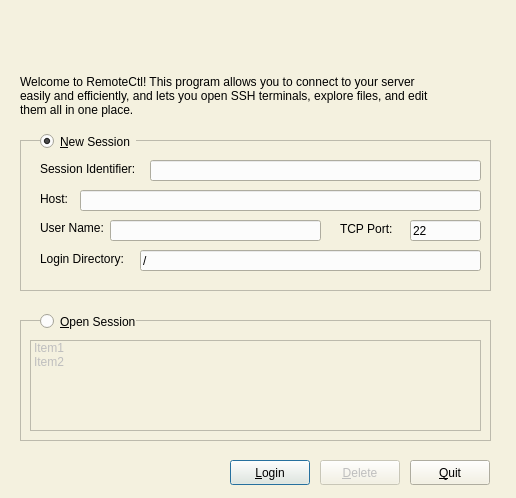
Above: src/loginwindow.ui from iocoder/remotectl before the change. Below: the same form after it.
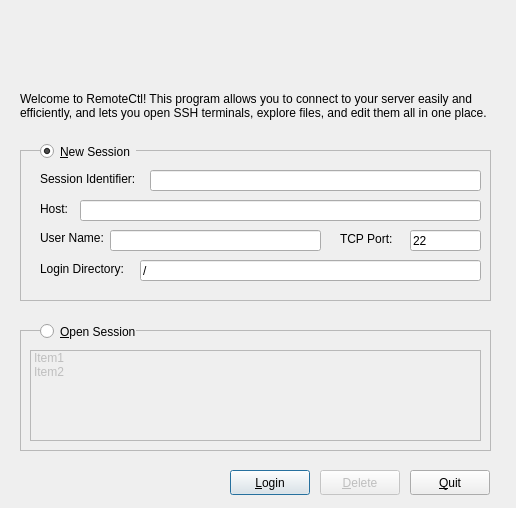
That is the form after the change. Icons and pictures are not drawn.

```diff
--- a/src/loginwindow.ui
+++ b/src/loginwindow.ui
@@ -7,100 +7,9 @@
     <x>0</x>
     <y>0</y>
     <width>516</width>
-    <height>498</height>
+    <height>508</height>
    </rect>
   </property>
-  <property name="palette">
-   <palette>
-    <active>
-     <colorrole role="Button">
-      <brush brushstyle="SolidPattern">
-       <color alpha="255">
-        <red>244</red>
-        <green>241</green>
-        <blue>223</blue>
-       </color>
-      </brush>
-     </colorrole>
-     <colorrole role="Base">
-      <brush brushstyle="SolidPattern">
-       <color alpha="255">
-        <red>252</red>
-        <green>252</green>
-        <blue>252</blue>
-       </color>
-      </brush>
-     </colorrole>
-     <colorrole role="Window">
-      <brush brushstyle="SolidPattern">
-       <color alpha="255">
-        <red>244</red>
-        <green>241</green>
-        <blue>223</blue>
-       </color>
-      </brush>
-     </colorrole>
-    </active>
-    <inactive>
-     <colorrole role="Button">
-      <brush brushstyle="SolidPattern">
-       <color alpha="255">
-        <red>244</red>
-        <green>241</green>
-        <blue>223</blue>
-       </color>
-      </brush>
-     </colorrole>
-     <colorrole role="Base">
-      <brush brushstyle="SolidPattern">
-       <color alpha="255">
-        <red>252</red>
-        <green>252</green>
-        <blue>252</blue>
-       </color>
-      </brush>
-     </colorrole>
-     <colorrole role="Window">
-      <brush brushstyle="SolidPattern">
-       <color alpha="255">
-        <red>244</red>
-        <green>241</green>
-        <blue>223</blue>
-       </color>
-      </brush>
-     </colorrole>
-    </inactive>
-    <disabled>
-     <colorrole role="Button">
-      <brush brushstyle="SolidPattern">
-       <color alpha="255">
-        <red>244</red>
-        <green>241</green>
-        <blue>223</blue>
-       </color>
-      </brush>
-     </colorrole>
-     <colorrole role="Base">
-      <brush brushstyle="SolidPattern">
-       <color alpha="255">
-        <red>244</red>
-        <green>241</green>
-        <blue>223</blue>
-       </color>
-      </brush>
-     </colorrole>
-     <colorrole role="Window">
-      <brush brushstyle="SolidPattern">
-       <color alpha="255">
-        <red>244</red>
-        <green>241</green>
-        <blue>223</blue>
-       </color>
-      </brush>
-     </colorrole>
-    </disabled>
-   </palette>
-  </property>
   <property name="windowTitle">
    <string>New Session</string>
   </property>
@@ -109,8 +18,8 @@
     <property name="geometry">
      <rect>
       <x>20</x>
-      <y>60</y>
-      <width>411</width>
+      <y>70</y>
+      <width>471</width>
       <height>71</height>
      </rect>
     </property>
@@ -124,103 +33,12 @@
    <widget class="QLabel" name="lblHeader">
     <property name="geometry">
      <rect>
-      <x>20</x>
-      <y>20</y>
+      <x>110</x>
+      <y>30</y>
       <width>261</width>
       <height>31</height>
      </rect>
     </property>
-    <property name="palette">
-     <palette>
-      <active>
-       <colorrole role="WindowText">
-        <brush brushstyle="SolidPattern">
-         <color alpha="255">
-          <red>0</red>
-          <green>0</green>
-          <blue>127</blue>
-         </color>
-        </brush>
-       </colorrole>
-       <colorrole role="Text">
-        <brush brushstyle="SolidPattern">
-         <color alpha="255">
-          <red>0</red>
-          <green>0</green>
-          <blue>127</blue>
-         </color>
-        </brush>
-       </colorrole>
-       <colorrole role="ButtonText">
-        <brush brushstyle="SolidPattern">
-         <color alpha="255">
-          <red>0</red>
-          <green>0</green>
-          <blue>127</blue>
-         </color>
-        </brush>
-       </colorrole>
-      </active>
-      <inactive>
-       <colorrole role="WindowText">
-        <brush brushstyle="SolidPattern">
-         <color alpha="255">
-          <red>0</red>
-          <green>0</green>
-          <blue>127</blue>
-         </color>
-        </brush>
-       </colorrole>
-       <colorrole role="Text">
-        <brush brushstyle="SolidPattern">
-         <color alpha="255">
-          <red>0</red>
-          <green>0</green>
-          <blue>127</blue>
-         </color>
-        </brush>
-       </colorrole>
-       <colorrole role="ButtonText">
-        <brush brushstyle="SolidPattern">
-         <color alpha="255">
-          <red>0</red>
-          <green>0</green>
-          <blue>127</blue>
-         </color>
-        </brush>
-       </colorrole>
-      </inactive>
-      <disabled>
-       <colorrole role="WindowText">
-        <brush brushstyle="SolidPattern">
-         <color alpha="255">
-          <red>119</red>
-          <green>120</green>
-          <blue>120</blue>
-         </color>
-        </brush>
-       </colorrole>
-       <colorrole role="Text">
-        <brush brushstyle="SolidPattern">
-         <color alpha="255">
-          <red>119</red>
-          <green>120</green>
-          <blue>120</blue>
-         </color>
-        </brush>
-       </colorrole>
-       <colorrole role="ButtonText">
-        <brush brushstyle="SolidPattern">
-         <color alpha="255">
-          <red>119</red>
-          <green>120</green>
-          <blue>120</blue>
-         </color>
-        </brush>
-       </colorrole>
-      </disabled>
-     </palette>
-    </property>
     <property name="font">
      <font>
       <pointsize>16</pointsize>
@@ -237,7 +55,7 @@
     <property name="geometry">
      <rect>
       <x>20</x>
-      <y>140</y>
+      <y>150</y>
       <width>471</width>
       <height>151</height>
      </rect>
@@ -374,7 +192,7 @@
     <property name="geometry">
      <rect>
       <x>40</x>
-      <y>130</y>
+      <y>140</y>
       <width>96</width>
       <height>23</height>
      </rect>
@@ -396,7 +214,7 @@
     <property name="geometry">
      <rect>
       <x>20</x>
-      <y>320</y>
+      <y>330</y>
       <width>471</width>
       <height>121</height>
      </rect>
@@ -432,7 +250,7 @@
     <property name="geometry">
      <rect>
       <x>40</x>
-      <y>310</y>
+      <y>320</y>
       <width>96</width>
       <height>23</height>
      </rect>
@@ -448,7 +266,7 @@
     <property name="geometry">
      <rect>
       <x>410</x>
-      <y>460</y>
+      <y>470</y>
       <width>80</width>
       <height>25</height>
      </rect>
@@ -461,7 +279,7 @@
     <property name="geometry">
      <rect>
       <x>230</x>
-      <y>460</y>
+      <y>470</y>
       <width>80</width>
       <height>25</height>
      </rect>
@@ -480,7 +298,7 @@
     <property name="geometry">
      <rect>
       <x>320</x>
-      <y>460</y>
+      <y>470</y>
       <width>80</width>
       <height>25</height>
      </rect>
```
Left out of the diff: 25 changed lines with no effect on the pictures.
